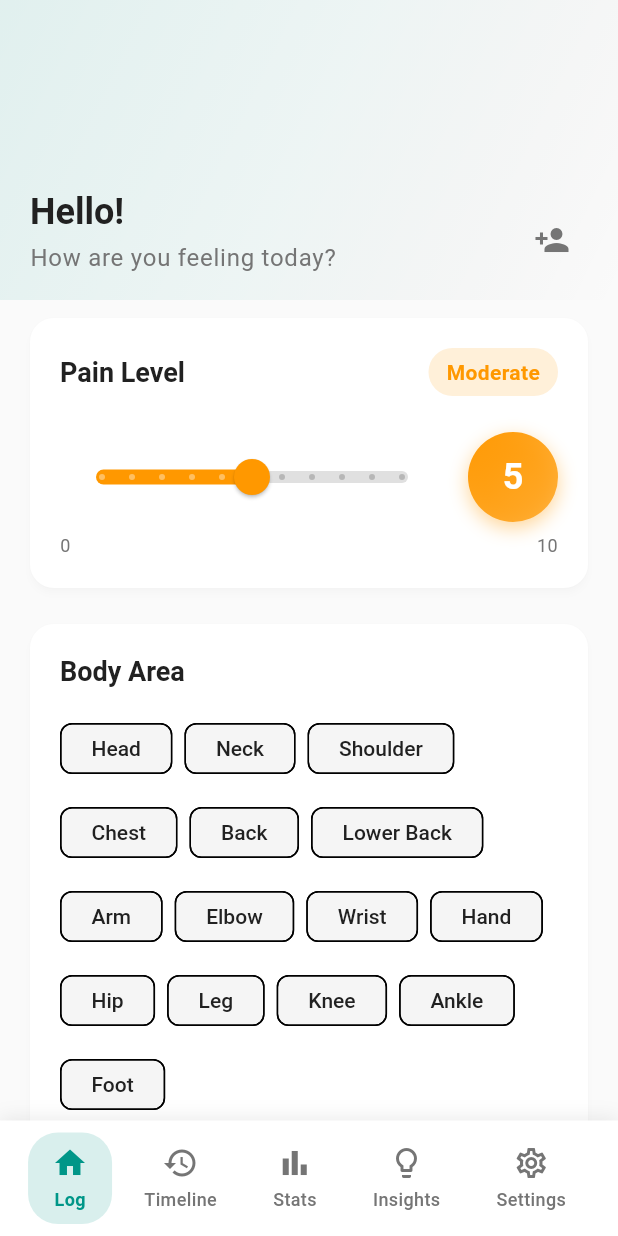
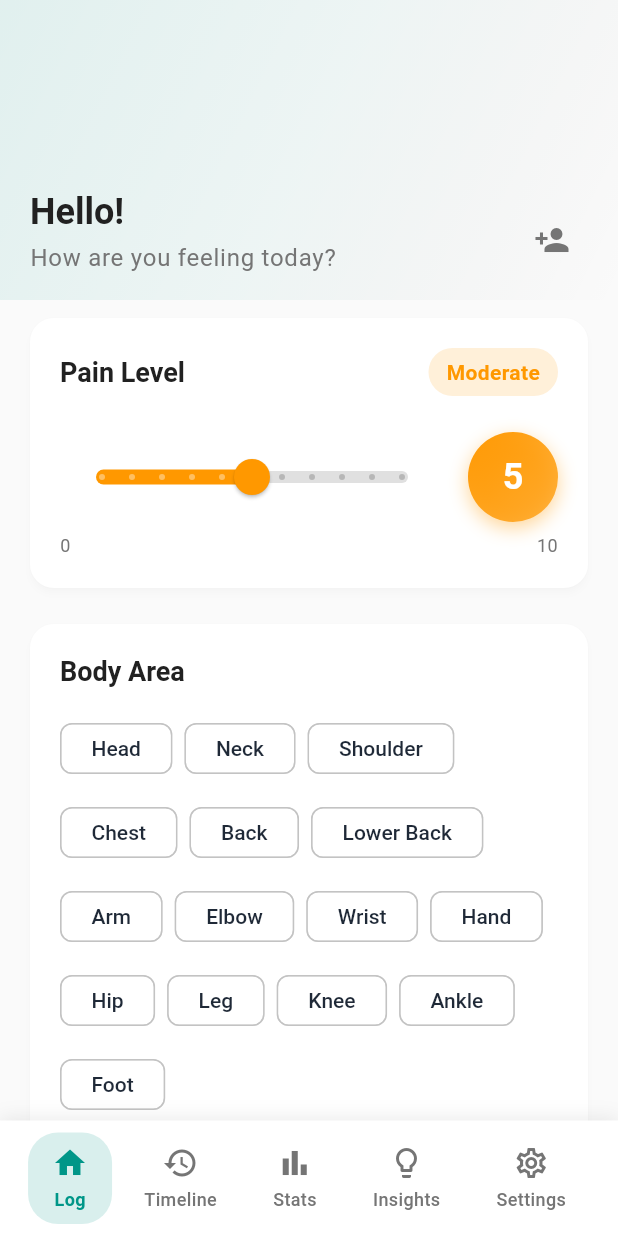
Before and after one commit to JeremiahJacob261/symptom_tracker, a Flutter app: the screen it shows after launch, on a phone screen of 412 x 824 dp. Run offline on Flutter 3.47's test engine with Material 3 defaults, Android fonts, the phone set to English and light mode, and no system bars; our stand-ins replace csv, fl_chart, image_picker, share_plus, shared_preferences, sqflite and 3 more; accounts and stored records are empty; network calls fail; statements that could not run were skipped.

Commit message:
Enhance symptom chip styling in HomeScreen for improved UI consistency

```diff
--- a/lib/main.dart
+++ b/lib/main.dart
@@ -639,6 +639,29 @@ class _HomeScreenState extends State<HomeScreen> {
     if (level <= 7) return 'Distressing';
     if (level <= 9) return 'Severe';
     return 'Extreme';
+  }
+
+  Color _symptomChipForegroundColor(ThemeData theme, bool isSelected) {
+    if (isSelected) return theme.colorScheme.onPrimaryContainer;
+    return theme.brightness == Brightness.dark
+        ? const Color(0xFFF5F7FA)
+        : const Color(0xFF1F2937);
+  }
+
+  Color _symptomChipBackgroundColor(ThemeData theme, bool isSelected) {
+    if (isSelected) return theme.colorScheme.primaryContainer;
+    return theme.brightness == Brightness.dark
+        ? const Color(0xFF2B3035)
+        : const Color(0xFFFFFFFF);
+  }
+
+  BorderSide _symptomChipBorder(ThemeData theme, bool isSelected) {
+    final color = isSelected
+        ? theme.colorScheme.primary
+        : theme.colorScheme.outline.withValues(
+            alpha: theme.brightness == Brightness.dark ? 0.9 : 0.7,
+          );
+    return BorderSide(color: color);
   }
 
   Future<void> _pickImage() async {
@@ -928,10 +951,20 @@ class _HomeScreenState extends State<HomeScreen> {
                       runSpacing: 8,
                       children: _bodyAreas.map((area) {
                         final isSelected = _selectedBodyArea == area;
-                        final labelColor = isSelected
-                            ? theme.colorScheme.onPrimaryContainer
-                            : theme.colorScheme.onSurface;
+                        final labelColor =
+                            _symptomChipForegroundColor(theme, isSelected);
                         return ChoiceChip(
+                          backgroundColor:
+                              _symptomChipBackgroundColor(theme, false),
+                          selectedColor:
+                              _symptomChipBackgroundColor(theme, true),
+                          checkmarkColor: theme.colorScheme.onPrimaryContainer,
+                          side: _symptomChipBorder(theme, isSelected),
+                          labelStyle: TextStyle(
+                            color: labelColor,
+                            fontWeight:
+                                isSelected ? FontWeight.w600 : FontWeight.w500,
+                          ),
                           label: Row(
                             mainAxisSize: MainAxisSize.min,
                             children: [
@@ -983,16 +1016,24 @@ class _HomeScreenState extends State<HomeScreen> {
                       runSpacing: 8,
                       children: _moods.map((mood) {
                         final isSelected = _selectedMood == mood;
-                        final labelColor = isSelected
-                            ? theme.colorScheme.onPrimaryContainer
-                            : theme.colorScheme.onSurface;
+                        final labelColor =
+                            _symptomChipForegroundColor(theme, isSelected);
                         return ChoiceChip(
+                          backgroundColor:
+                              _symptomChipBackgroundColor(theme, false),
+                          selectedColor:
+                              _symptomChipBackgroundColor(theme, true),
+                          checkmarkColor: theme.colorScheme.onPrimaryContainer,
+                          side: _symptomChipBorder(theme, isSelected),
+                          labelStyle: TextStyle(
+                            color: labelColor,
+                            fontWeight:
+                                isSelected ? FontWeight.w600 : FontWeight.w500,
+                          ),
                           avatar: Icon(
                             _moodIcons[mood],
                             size: 18,
-                            color: isSelected
-                                ? theme.colorScheme.onPrimaryContainer
-                                : theme.colorScheme.onSurfaceVariant,
+                            color: labelColor,
                           ),
                           label: Text(
                             mood,
```
